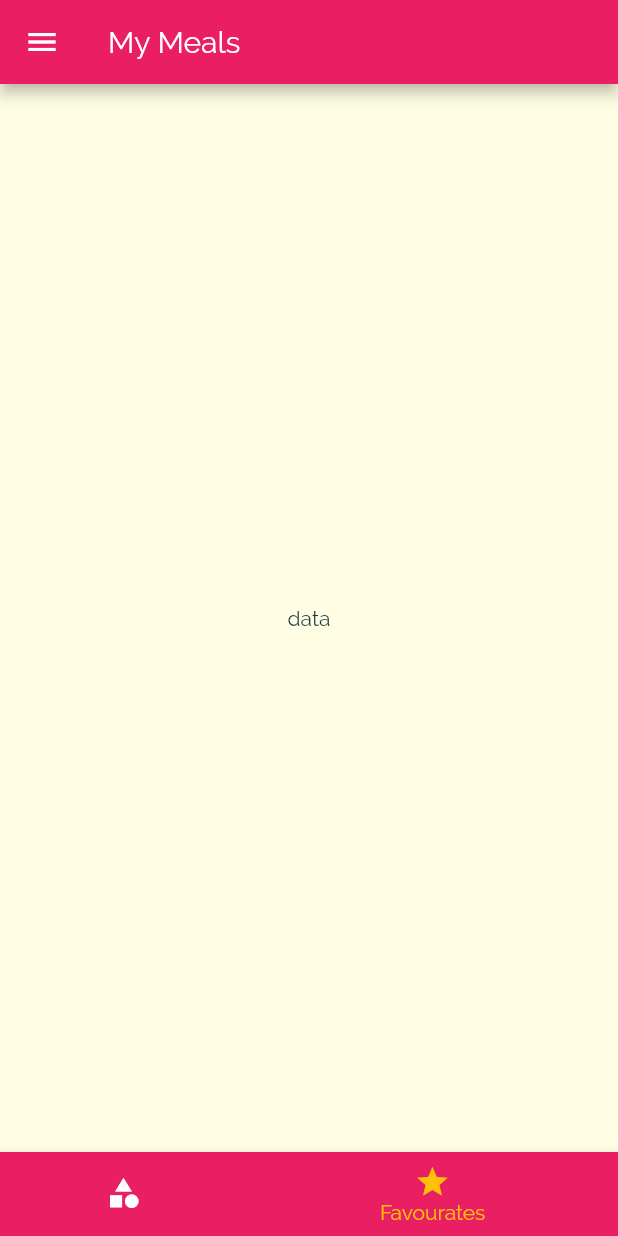
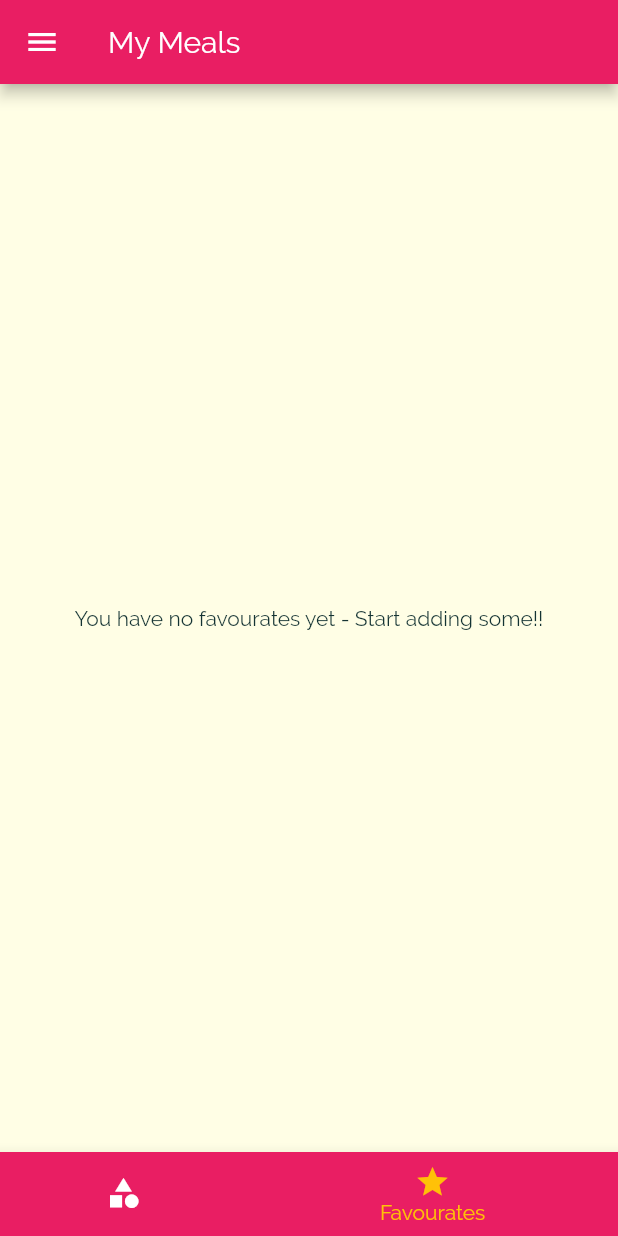
Before and after one commit to Vjex/my_meal, a Flutter app: the screen it shows after launch, item 2 of the bottom bar chosen, on a phone screen of 412 x 824 dp. Run offline on Flutter 3.47's test engine with Material 2 defaults, Android fonts, the phone set to English and light mode, and no system bars.

Commit message:
APP Completed after adding Favourate section

```diff
--- a/lib/main.dart
+++ b/lib/main.dart
@@ -26,6 +26,8 @@ class _MyAppState extends State<MyApp> {
 
   List<Meal> _availableMeals = DUMMY_MEALS;
 
+  List<Meal> _favourateMeals = [];
+
   void _setFilters(Map<String, bool> filterData) {
     setState(() {
       _filters = filterData;
@@ -47,6 +49,28 @@ class _MyAppState extends State<MyApp> {
         return true;
       }).toList();
     });
+  }
+
+  void _toggleFavouateMeal(String mealId) {
+    //getting the the meal is present by getting its index otherwise it will return -1; if no match found;
+    final existingIndex =
+        _favourateMeals.indexWhere((meal) => meal.id == mealId);
+
+    if (existingIndex >= 0) {
+      setState(() {
+        _favourateMeals.removeAt(existingIndex);
+      });
+    } else {
+      setState(() {
+        _favourateMeals.add(
+          DUMMY_MEALS.firstWhere((meal) => meal.id == mealId),
+        );
+      });
+    }
+  }
+
+  bool _isMealInFavourate(String id) {
+    return _favourateMeals.any((meal) => meal.id == id);
   }
 
   @override
@@ -75,12 +99,18 @@ class _MyAppState extends State<MyApp> {
       // home: CategoriesScreen(),
       initialRoute: Constants.INITIAL_ROUTE,
       routes: {
-        Constants.INITIAL_ROUTE: (ctx) => TabsScreen(),
-        Constants.CATEGORY_MEAL_ROUTE: (ctx) =>
-            CategoryMealsScreen(_availableMeals),
-        Constants.SINLE_MEAL_DETAIL_ROUTE: (ctx) => MealDetailScreen(),
-        Constants.FILTERS_PAGE_ROUTE: (ctx) =>
-            FiltersScreen(_filters, _setFilters),
+        Constants.INITIAL_ROUTE: (ctx) => TabsScreen(_favourateMeals),
+        Constants.CATEGORY_MEAL_ROUTE: (ctx) => CategoryMealsScreen(
+              _availableMeals,
+            ),
+        Constants.SINLE_MEAL_DETAIL_ROUTE: (ctx) => MealDetailScreen(
+              _toggleFavouateMeal,
+              _isMealInFavourate,
+            ),
+        Constants.FILTERS_PAGE_ROUTE: (ctx) => FiltersScreen(
+              _filters,
+              _setFilters,
+            ),
       },
       // onGenerateRoute: (settings) {
       //   //To add a dyanmic route to the app
--- a/lib/screens/favourates_screen.dart
+++ b/lib/screens/favourates_screen.dart
@@ -1,10 +1,33 @@
 import 'package:flutter/material.dart';
 
+import '../models/meal.dart';
+import '../widgets/meal_item.dart';
+
 class FavouratesScreen extends StatelessWidget {
+  final List<Meal> favourateMeal;
+
+  FavouratesScreen(this.favourateMeal);
+
   @override
   Widget build(BuildContext context) {
-    return Center(
-      child: Text('data'),
-    );
+    if (favourateMeal.isEmpty) {
+      return Center(
+        child: Text('You have no favourates yet - Start adding some!!'),
+      );
+    } else {
+      return ListView.builder(
+        itemBuilder: (ctx, index) {
+          return MealItem(
+            id: favourateMeal[index].id,
+            title: favourateMeal[index].titile,
+            imageUrl: favourateMeal[index].imageUrl,
+            duration: favourateMeal[index].duration,
+            complexity: favourateMeal[index].complexity,
+            affordability: favourateMeal[index].affordability,
+          );
+        },
+        itemCount: favourateMeal.length,
+      );
+    }
   }
 }
--- a/lib/screens/tabs_screen.dart
+++ b/lib/screens/tabs_screen.dart
@@ -3,19 +3,36 @@ import 'package:flutter/material.dart';
 import '../widgets/main_drawer.dart';
 import './categories_screen.dart';
 import './favourates_screen.dart';
+import '../models/meal.dart';
 
 class TabsScreen extends StatefulWidget {
+  final List<Meal> favourateMeal;
+
+  TabsScreen(this.favourateMeal);
+
   @override
   _TabsScreenState createState() => _TabsScreenState();
 }
 
 class _TabsScreenState extends State<TabsScreen> {
-  final List<Map<String, dynamic>> _pages = [
-    {'page': CategoriesScreen(), 'title': 'Categories'},
-    {'page': FavouratesScreen(), 'title': 'Your Favourates'},
-  ];
+  List<Map<String, dynamic>> _pages;
 
   int _selectedPageIndex = 0;
+
+  @override
+  void initState() {
+    _pages = [
+      {
+        'page': CategoriesScreen(),
+        'title': 'Categories',
+      },
+      {
+        'page': FavouratesScreen(widget.favourateMeal),
+        'title': 'Your Favourates',
+      },
+    ];
+    super.initState();
+  }
 
   void _selectPage(int index) {
     setState(() {
```
Also changed, not shown: lib/screens/category_meals_screen.dart (+6 -6 lines), lib/screens/meal_detail_screen.dart (+9 -3 lines), lib/widgets/meal_item.dart (+12 -11 lines).
